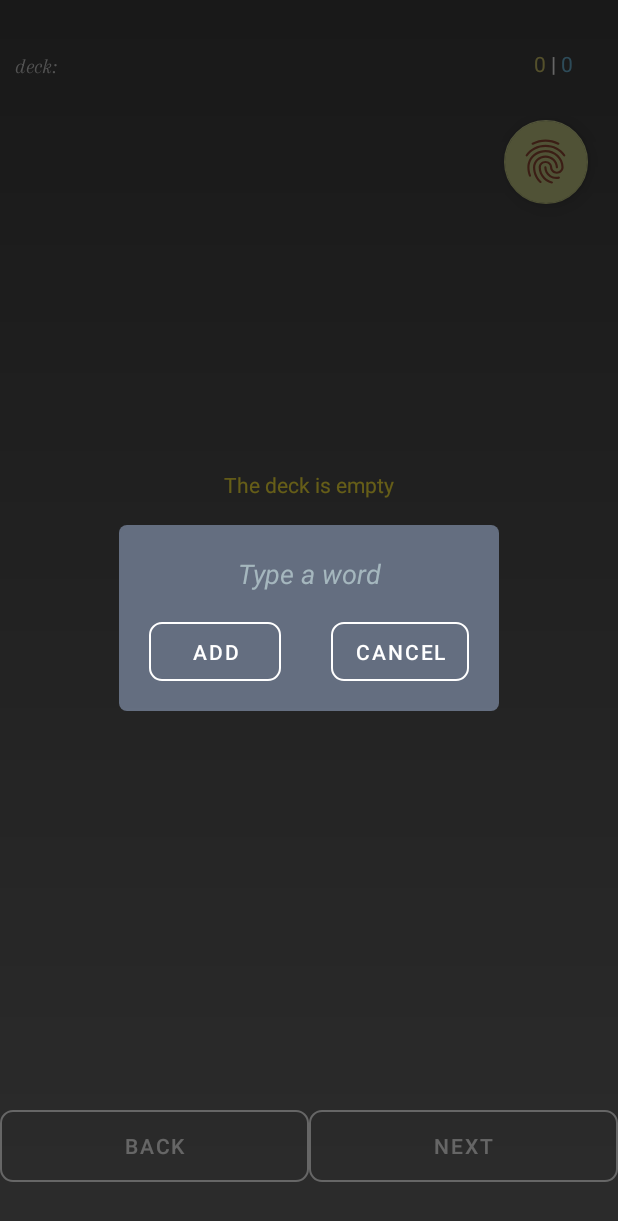
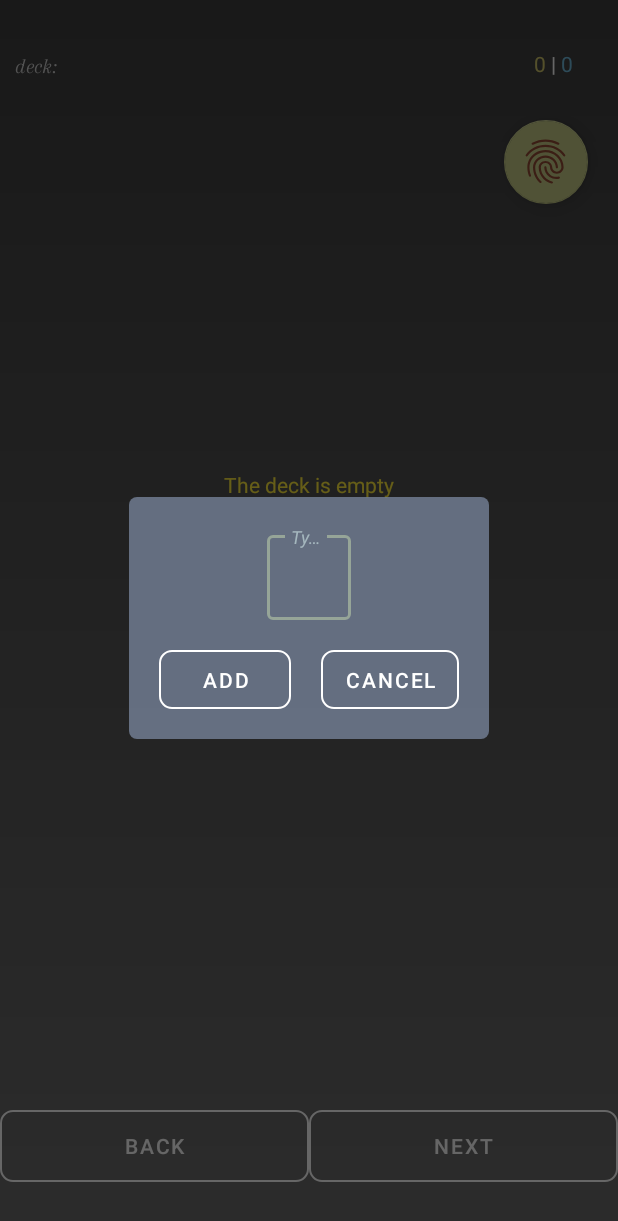
Before and after one commit to NikolayKuts/Milim, an Android app: the fragment AdditionWordFragment placed in its activity, on a phone screen of 412 x 824 dp. Shown: the top 1221 px of the screen. Run offline under Robolectric (Android 15) with nearby library versions, the phone set to English and light mode, and no system bars; our stand-ins replace Room's generated code; Roboto replaces fonts that are not available here.

Commit message:
Add textInputLayout into addition word dialogFragment

```diff
--- a/app/src/main/res/layout/dialog_fragment_addition_word.xml
+++ b/app/src/main/res/layout/dialog_fragment_addition_word.xml
@@ -1,54 +1,70 @@
 <?xml version="1.0" encoding="utf-8"?>
-<androidx.constraintlayout.widget.ConstraintLayout
-    xmlns:android="http://schemas.android.com/apk/res/android"
+<androidx.constraintlayout.widget.ConstraintLayout xmlns:android="http://schemas.android.com/apk/res/android"
+    xmlns:app="http://schemas.android.com/apk/res-auto"
     xmlns:tools="http://schemas.android.com/tools"
     android:layout_width="match_parent"
     android:layout_height="match_parent"
-    android:padding="20dp"
     android:background="@drawable/dialog_background"
-    xmlns:app="http://schemas.android.com/apk/res-auto">
+    android:padding="20dp">
 
-    <EditText
-        android:id="@+id/editTextNewWord"
+    <com.google.android.material.textfield.TextInputLayout
+        android:id="@+id/edit_text_new_word_wrapper"
+        style="@style/Widget.MaterialComponents.TextInputLayout.OutlinedBox"
         android:layout_width="wrap_content"
         android:layout_height="wrap_content"
-        android:ems="10"
-        android:textColor="#ffffff"
         android:hint="Type a word"
-        android:textStyle="italic"
-        android:textColorHint="@color/hint"
-        android:gravity="center"
-        android:background="@null"
-        android:inputType="textMultiLine"
+        app:endIconTint="#BDBDBD"
+        app:hintTextColor="@color/hint"
+        app:boxStrokeColor="#85C4D6AE"
+        app:endIconMode="clear_text"
         app:layout_constraintEnd_toEndOf="parent"
         app:layout_constraintHorizontal_bias="0.502"
         app:layout_constraintStart_toStartOf="parent"
-        app:layout_constraintTop_toTopOf="parent" />
+        app:layout_constraintTop_toTopOf="parent">
+
+        <EditText
+            android:id="@+id/editTextNewWord"
+            android:layout_width="wrap_content"
+            android:layout_height="wrap_content"
+            android:background="@null"
+            android:ems="10"
+            android:textCursorDrawable="@null"
+            android:inputType="textMultiLine"
+            android:textColor="#ffffff"
+            android:textColorHint="@color/hint"
+            android:textStyle="italic" />
+    </com.google.android.material.textfield.TextInputLayout>
 
     <Button
         android:id="@+id/buttonAddWord"
-        app:layout_constraintStart_toStartOf="@+id/editTextNewWord"
-        app:layout_constraintTop_toBottomOf="@+id/editTextNewWord"
-        android:minHeight="30dp"
         android:layout_width="wrap_content"
         android:layout_height="wrap_content"
         android:layout_marginTop="20dp"
+        android:layout_marginEnd="10dp"
+        android:background="@drawable/dialog_button_background"
+        android:minHeight="30dp"
+        android:onClick="onInsertWordButtonClick"
+        android:text="Add"
         app:backgroundTint="@null"
-        android:background="@drawable/dialog_button_background"
-        android:onClick="onInsertWordButtonClick"
-        android:text="Add" />
+        app:layout_constraintEnd_toStartOf="@+id/buttonCancelWordAdding"
+        app:layout_constraintHorizontal_bias="0.5"
+        app:layout_constraintStart_toStartOf="parent"
+        app:layout_constraintTop_toBottomOf="@+id/edit_text_new_word_wrapper" />
 
     <Button
         android:id="@+id/buttonCancelWordAdding"
-        app:layout_constraintEnd_toEndOf="@+id/editTextNewWord"
-        app:layout_constraintTop_toBottomOf="@+id/editTextNewWord"
         android:layout_width="wrap_content"
+        android:layout_height="wrap_content"
+        android:layout_marginStart="10dp"
+        android:layout_marginTop="20dp"
+        android:background="@drawable/dialog_button_background"
         android:minHeight="30dp"
-        android:layout_height="wrap_content"
-        android:layout_marginTop="20dp"
+        android:onClick="onCancelWordAddingClick"
+        android:text="Cancel"
         app:backgroundTint="@null"
-        android:background="@drawable/dialog_button_background"
-        android:onClick="onCancelWordAddingClick"
-        android:text="Cancel" />
+        app:layout_constraintEnd_toEndOf="parent"
+        app:layout_constraintHorizontal_bias="0.5"
+        app:layout_constraintStart_toEndOf="@+id/buttonAddWord"
+        app:layout_constraintTop_toBottomOf="@+id/edit_text_new_word_wrapper" />
 
 </androidx.constraintlayout.widget.ConstraintLayout>
```
